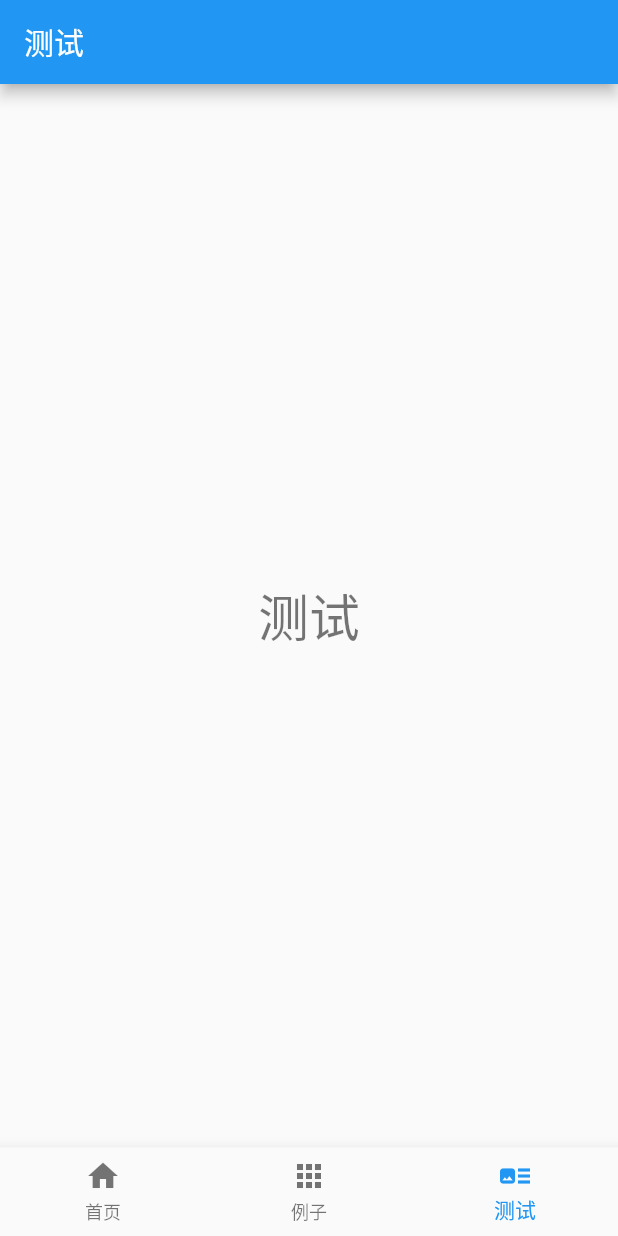
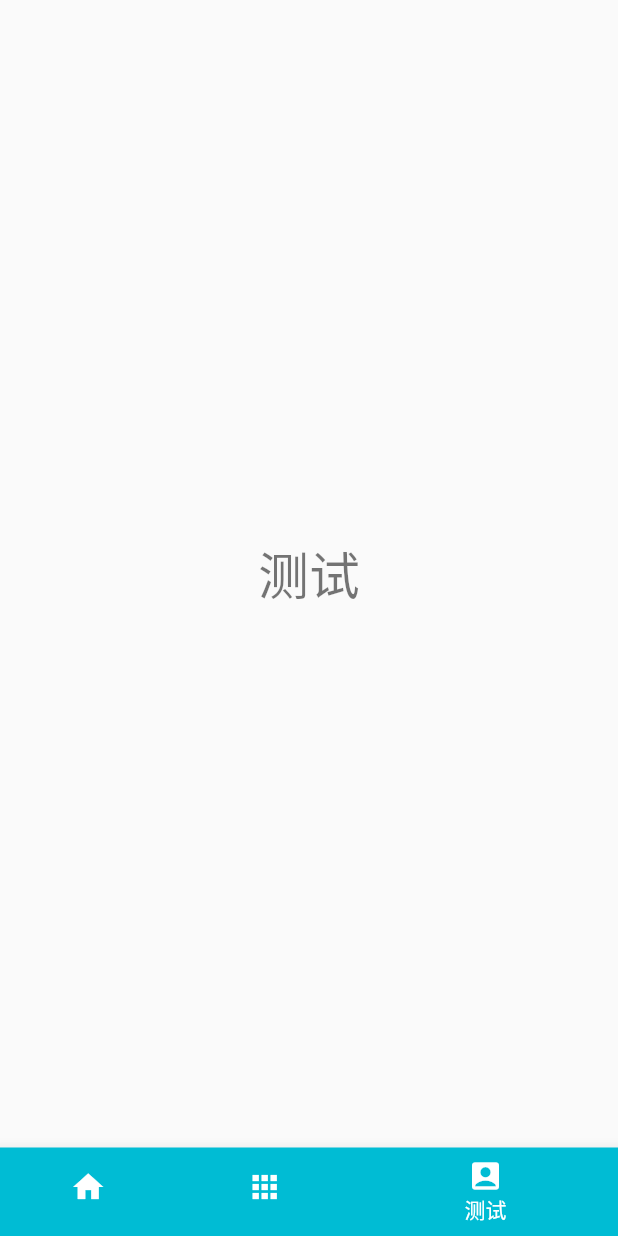
Before and after one commit to edazh/workbook_flutter, a Flutter app: the screen it shows after launch, item 3 of the bottom bar chosen, on a phone screen of 412 x 824 dp. Run offline on Flutter 3.47's test engine with Material 2 defaults, Android fonts, the phone set to English and light mode, and no system bars.

Commit message:
页面结构

```diff
--- a/lib/pages/example.dart
+++ b/lib/pages/example.dart
@@ -8,10 +8,7 @@ class ExamplePage extends StatefulWidget {
 class _ExamplePageState extends State<ExamplePage> {
   @override
   Widget build(BuildContext context) {
-    return Scaffold(
-      appBar: AppBar(title: Text('例子')),
-      body: _buildBody(context),
-    );
+    return _buildBody(context);
   }
 
   Center _buildBody(BuildContext context) {
--- a/lib/pages/home.dart
+++ b/lib/pages/home.dart
@@ -8,10 +8,7 @@ class HomePage extends StatefulWidget {
 class _HomePageState extends State<HomePage> {
   @override
   Widget build(BuildContext context) {
-    return Scaffold(
-      appBar: AppBar(title: Text('首页')),
-      body: _buildBody(context),
-    );
+    return _buildBody(context);
   }
 
   Center _buildBody(BuildContext context) {
--- a/lib/pages/index.dart
+++ b/lib/pages/index.dart
@@ -15,52 +15,33 @@ class _IndexPageState extends State<IndexPage>
   List<Widget> _pages;
 
   int _currentNav = 0;
+
   @override
   void initState() {
     super.initState();
+    print('initState');
     _bottomItems = _buildBottomItems();
-    _animationController = AnimationController(
-      vsync: this,
-      duration: Duration(milliseconds: 700),
-    );
     _pages = [
-      FadeTransition(
-        child: HomePage(),
-        opacity: CurvedAnimation(
-          parent: _animationController,
-          curve: Curves.easeInOut,
-        ),
-      ),
-      FadeTransition(
-        child: ExamplePage(),
-        opacity: CurvedAnimation(
-          parent: _animationController,
-          curve: Curves.easeInOut,
-        ),
-      ),
-      FadeTransition(
-        child: TestPage(),
-        opacity: CurvedAnimation(
-          parent: _animationController,
-          curve: Curves.easeInOut,
-        ),
-      ),
+      HomePage(),
+      ExamplePage(),
+      TestPage(),
     ];
   }
 
   @override
   Widget build(BuildContext context) {
-    return Column(
-      children: <Widget>[
-        Flexible(
+    print('build');
+    return Scaffold(
+      body: AnimatedSwitcher(
         child: _pages[_currentNav],
+        duration: Duration(milliseconds: 300),
       ),
-        BottomNavigationBar(
+      bottomNavigationBar: BottomNavigationBar(
+        type: BottomNavigationBarType.shifting,
         items: _bottomItems,
         onTap: _selectNav,
         currentIndex: _currentNav,
       ),
-      ],
     );
   }
 
@@ -69,17 +50,28 @@ class _IndexPageState extends State<IndexPage>
       BottomNavigationBarItem(
         icon: Icon(Icons.home),
         title: Text('首页'),
+        backgroundColor: Colors.blue,
       ),
       BottomNavigationBarItem(
-        icon: Icon(Icons.apps),
+        icon: Stack(
+          children: <Widget>[
+            Icon(Icons.apps),
+          ],
+        ),
         title: Text('例子'),
+        backgroundColor: Colors.green,
       ),
       BottomNavigationBarItem(
-        icon: Icon(Icons.art_track),
+        icon: Icon(Icons.account_box),
         title: Text('测试'),
+        backgroundColor: Colors.cyan,
       ),
     ];
   }
+
+  // List<Widget> _buildAnimationPages(){
+
+  // }
 
   void _selectNav(int index) {
     setState(() => _currentNav = index);
--- a/lib/pages/test.dart
+++ b/lib/pages/test.dart
@@ -8,10 +8,7 @@ class TestPage extends StatefulWidget {
 class _TestPageState extends State<TestPage> {
   @override
   Widget build(BuildContext context) {
-    return Scaffold(
-      appBar: AppBar(title: Text('测试')),
-      body: _buildBody(context),
-    );
+    return _buildBody(context);
   }
 
   Center _buildBody(BuildContext context) {
```
Lines whose indentation alone changed are shown as unchanged.
